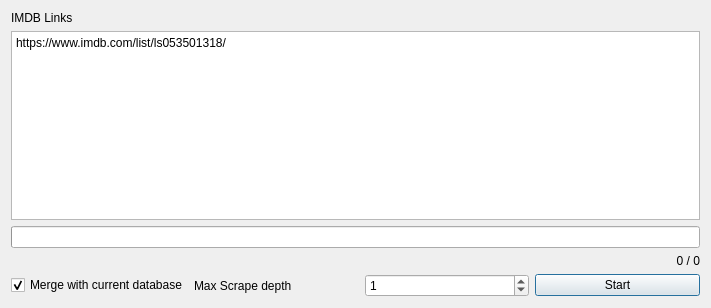
Old version of the form src/frontend/view/ui/ScrapeDialog.ui in the repository irii/imdb_scraper.
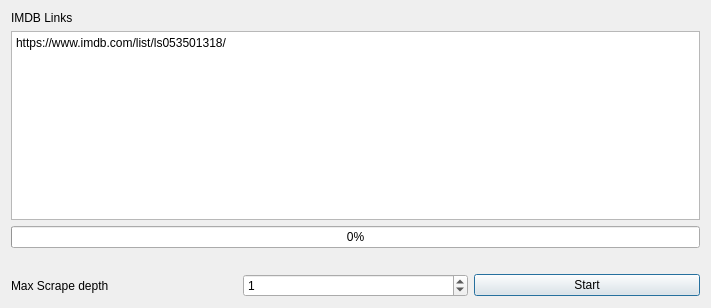
New version of the form.

Patch:
```diff
--- a/src/frontend/view/ui/ScrapeDialog.ui
+++ b/src/frontend/view/ui/ScrapeDialog.ui
@@ -52,7 +52,7 @@
         <number>0</number>
        </property>
        <property name="textVisible">
-        <bool>false</bool>
+        <bool>true</bool>
        </property>
        <property name="format">
         <string notr="true">%p%</string>
@@ -65,46 +65,36 @@
         <enum>Qt::LeftToRight</enum>
        </property>
        <property name="text">
-        <string>0 / 0</string>
+        <string/>
        </property>
        <property name="alignment">
-        <set>Qt::AlignRight|Qt::AlignTrailing|Qt::AlignVCenter</set>
+        <set>Qt::AlignLeading|Qt::AlignLeft|Qt::AlignVCenter</set>
        </property>
       </widget>
      </item>
      <item>
       <layout class="QGridLayout" name="gridLayout_2">
        <item row="1" column="1">
+        <widget class="QSpinBox" name="spinBox_max_scrape_depth">
+         <property name="value">
+          <number>1</number>
+         </property>
+        </widget>
+       </item>
+       <item row="1" column="0">
         <widget class="QLabel" name="label_2">
          <property name="text">
           <string>Max Scrape depth</string>
          </property>
         </widget>
        </item>
-       <item row="1" column="0">
-        <widget class="QCheckBox" name="checkBox_merge">
-         <property name="text">
-          <string>Merge with current database</string>
-         </property>
-         <property name="checked">
-          <bool>true</bool>
-         </property>
-        </widget>
-       </item>
-       <item row="1" column="3">
+       <item row="1" column="2">
         <widget class="QPushButton" name="pushButton_begin">
          <property name="text">
           <string>Start</string>
          </property>
         </widget>
        </item>
-       <item row="1" column="2">
-        <widget class="QSpinBox" name="spinBox_max_scrape_depth">
-         <property name="value">
-          <number>1</number>
-         </property>
-        </widget>
-       </item>
       </layout>
      </item>
     </layout>
```
